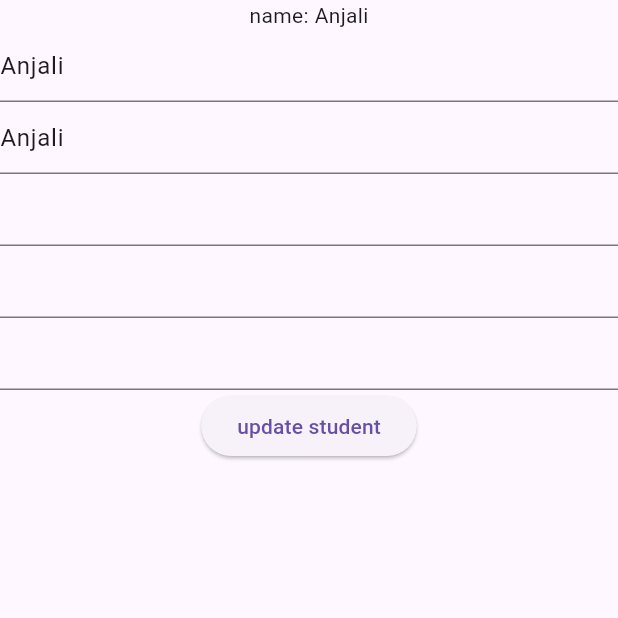
After one commit to rishuoffical08-debug/demo_students_api_today, a Flutter app: the screen it shows after launch, after a tap on the "edit" icon, on a phone screen of 412 x 824 dp, the top half of it. The commit adds this screen. Run offline on Flutter 3.47's test engine with Material 3 defaults, Android fonts, the phone set to English and light mode, and no system bars; network calls fail.

Commit message:
api_crud

```diff
--- a/lib/all_students_screen.dart
+++ b/lib/all_students_screen.dart
@@ -1,5 +1,6 @@
 import 'package:demo_students_apis/api_service.dart';
 import 'package:demo_students_apis/student_model.dart';
+import 'package:demo_students_apis/student_update_screen.dart';
 import 'package:flutter/material.dart';
 
 class AllStudentsScreen extends StatefulWidget {
@@ -39,17 +40,31 @@ class _AllStudentsScreenState extends State<AllStudentsScreen> {
             itemCount: snapshot.data!.length,
             itemBuilder: ( context,  index) {
               final student=snapshot.data![index];
+              final sID=student.id;
               return ListTile(
-                leading:  Text("password : ${student.password}"),
+
+                leading:  IconButton(onPressed: ()async{
+
+                  final delete=await apiService.deleteStudent(sID!);
+                  setState(() {
+                    delete;
+                  });
+                }, icon: Icon(Icons.delete)),
                 title: Text("name : ${student.name}"),
                 subtitle: Text('email : ${student.email}'),
-                trailing:  Text("phone : ${student.phone}"),
+                trailing:  IconButton(onPressed: ()async{
+
+
+                }, icon: Icon(Icons.edit)),
 
               );
             },);
         }
 
-      },)
+      },),
+          floatingActionButton: FloatingActionButton(onPressed: (){
+            Navigator.push(context, MaterialPageRoute(builder: (context) => StudentUpdateScreen(name: 'Anjali',),));
+          },child: Icon(Icons.edit),),
     );
   }
 }
--- a/lib/api_service.dart
+++ b/lib/api_service.dart
@@ -10,7 +10,6 @@ class ApiService {
       Uri.parse("$_baseUrl/allStudents"),
       headers: {"Content-Type": "application/json"},
     );
-
     if (response.statusCode == 200) {
       final body = jsonDecode(response.body);
 
@@ -49,4 +48,28 @@ class ApiService {
           "Student Not Added. Status Code: ${response.statusCode}");
     }
   }
+
+  Future<void>  deleteStudent(int sID)async{
+    final response=await http.delete(Uri.parse("$_baseUrl/deleteStudent$sID"),);
+    if(response.statusCode==200 || response.statusCode==201){
+      print("Student Deleted Successfully");
+    }
+    else{
+      print("Student Deleted Fail");
+
+    }
+  }
+
+  Future<void> updateStudent(int sID,StudentModel newStudentModel)async{
+
+    final response=await http.put(Uri.parse("$_baseUrl/updateStudent$sID"),
+    body: jsonEncode(newStudentModel.toJson()));
+    if(response.statusCode==200 || response.statusCode==201){
+      print("Student Updated");
+    }
+    else{
+      print("Student Updated Fail");
+    }
+
+  }
 }
--- a/lib/main.dart
+++ b/lib/main.dart
@@ -16,7 +16,7 @@ class MyApp extends StatelessWidget {
   Widget build(BuildContext context) {
     return MaterialApp(
       debugShowCheckedModeBanner: false,
-      home: AddScreen(),
+      home:AllStudentsScreen(),
     );
   }
 }
--- /dev/null
+++ b/lib/student_update_screen.dart
@@ -0,0 +1,74 @@
+import 'package:demo_students_apis/api_service.dart';
+import 'package:demo_students_apis/student_model.dart';
+import 'package:flutter/material.dart';
+
+
+
+class StudentUpdateScreen extends StatefulWidget {
+  final String name;
+  const StudentUpdateScreen({required this.name});
+
+
+  @override
+  State<StudentUpdateScreen> createState() => _StudentUpdateScreenState();
+}
+
+class _StudentUpdateScreenState extends State<StudentUpdateScreen> {
+
+
+
+  TextEditingController nameController = TextEditingController();
+  late TextEditingController emailController = TextEditingController(text: widget.name);
+  TextEditingController passwordController = TextEditingController();
+  TextEditingController phoneController = TextEditingController();
+  TextEditingController addressedController = TextEditingController();
+  late TextEditingController _controller;
+  ApiService apiService=ApiService();
+  @override
+  void initState() {
+    super.initState();
+    _controller=TextEditingController(text: widget.name);
+
+  }
+  @override
+  void dispose() {
+    super.dispose();
+    _controller.dispose();
+
+  }
+  @override
+  Widget build(BuildContext context) {
+
+    return Scaffold(
+      body: Column(
+        children: [
+          Text("name: ${widget.name}"),
+          TextField(
+            controller:_controller ,
+          ),
+          TextField(
+            controller: emailController,
+          ),
+          TextField(
+            controller:passwordController ,
+          ),
+          TextField(
+            controller: phoneController,
+          ),
+          TextField(
+            controller: addressedController,
+          ),
+          ElevatedButton(onPressed: ()async{
+            final newStudent=StudentModel(name: nameController.text, email: emailController.text, password: passwordController.text, phone: int.parse(phoneController.text), address: addressedController.text);
+          // final update=await  apiService.updateStudent(sID, newStudent);
+            setState(() {
+
+            });
+
+          }, child: Text('update student'))
+
+        ],
+      ),
+    );
+  }
+}
--- a/lib/update_screen.dart
+++ b/lib/update_screen.dart
@@ -9,6 +9,7 @@ class UpdateScreen extends StatelessWidget {
       appBar: AppBar(title: Text("Update Screen"),),
       body: Center(
         child: Text("name: $name "),
+
       ),
     );
   }
```
Also changed, not shown: lib/add_screen.dart (+27 -13 lines).
